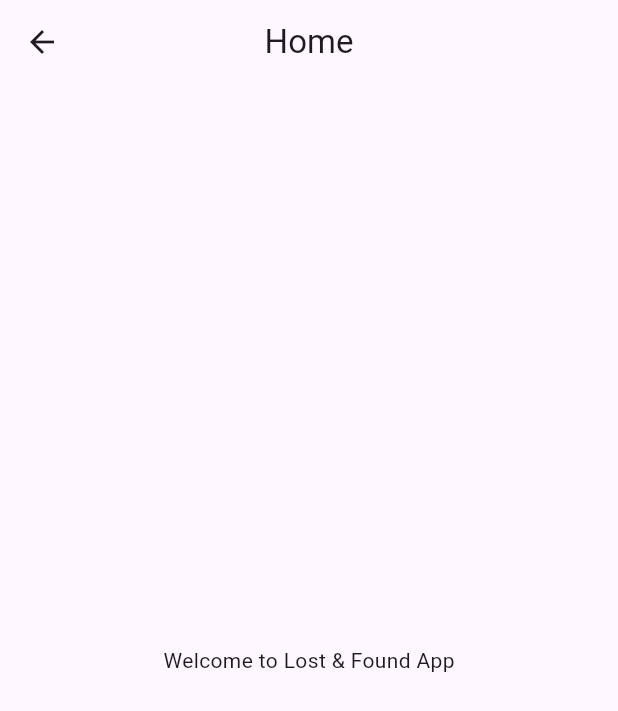
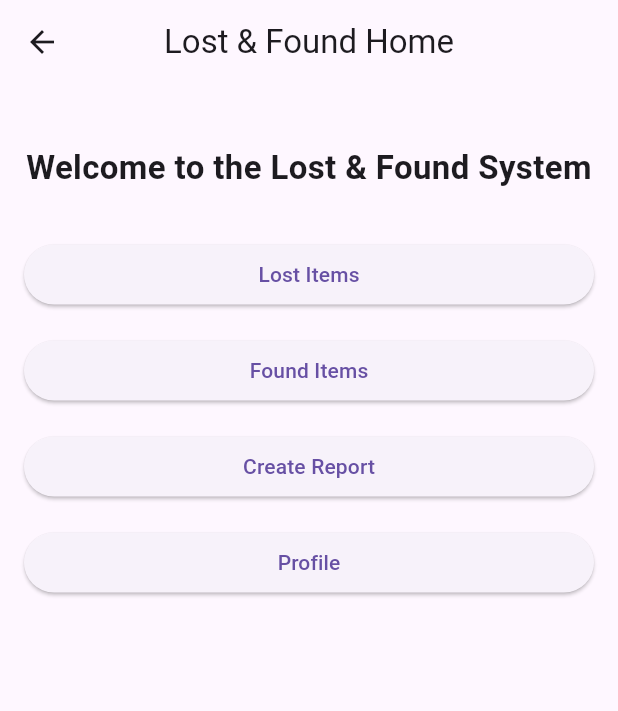
Before and after one commit to Oyunbldd/thesis, a Flutter app: the HomeView screen opened by its route, on a phone screen of 412 x 824 dp. Shown: the top 711 px of the screen. Run offline on Flutter 3.47's test engine with Material 3 defaults, Android fonts, the light colour scheme and no system bars.

Commit message:
feat:implement HomeView main navigation screen (#issue23)

```diff
--- a/lost_found_app/lib/views/home/home_view.dart
+++ b/lost_found_app/lib/views/home/home_view.dart
@@ -6,8 +6,49 @@ class HomeView extends StatelessWidget {
   @override
   Widget build(BuildContext context) {
     return Scaffold(
-      appBar: AppBar(title: const Text('Home'), centerTitle: true),
-      body: const Center(child: Text('Welcome to Lost & Found App')),
+      appBar: AppBar(title: const Text('Lost & Found Home'), centerTitle: true),
+      body: Padding(
+        padding: const EdgeInsets.all(16),
+        child: Column(
+          crossAxisAlignment: CrossAxisAlignment.stretch,
+          children: [
+            const SizedBox(height: 24),
+            const Text(
+              'Welcome to the Lost & Found System',
+              textAlign: TextAlign.center,
+              style: TextStyle(fontSize: 22, fontWeight: FontWeight.bold),
+            ),
+            const SizedBox(height: 32),
+            ElevatedButton(
+              onPressed: () {
+                // Navigate to LostItemsView later
+              },
+              child: const Text('Lost Items'),
+            ),
+            const SizedBox(height: 16),
+            ElevatedButton(
+              onPressed: () {
+                // Navigate to FoundItemsView later
+              },
+              child: const Text('Found Items'),
+            ),
+            const SizedBox(height: 16),
+            ElevatedButton(
+              onPressed: () {
+                // Navigate to CreateReportView later
+              },
+              child: const Text('Create Report'),
+            ),
+            const SizedBox(height: 16),
+            ElevatedButton(
+              onPressed: () {
+                // Navigate to ProfileView later
+              },
+              child: const Text('Profile'),
+            ),
+          ],
+        ),
+      ),
     );
   }
 }
```
